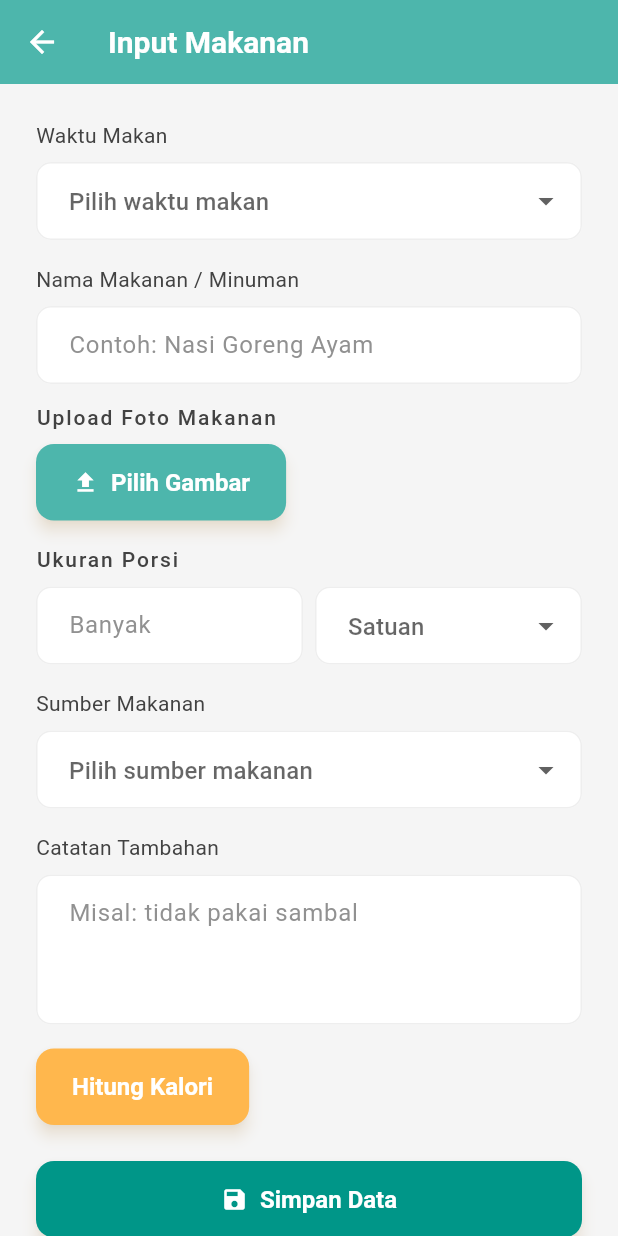
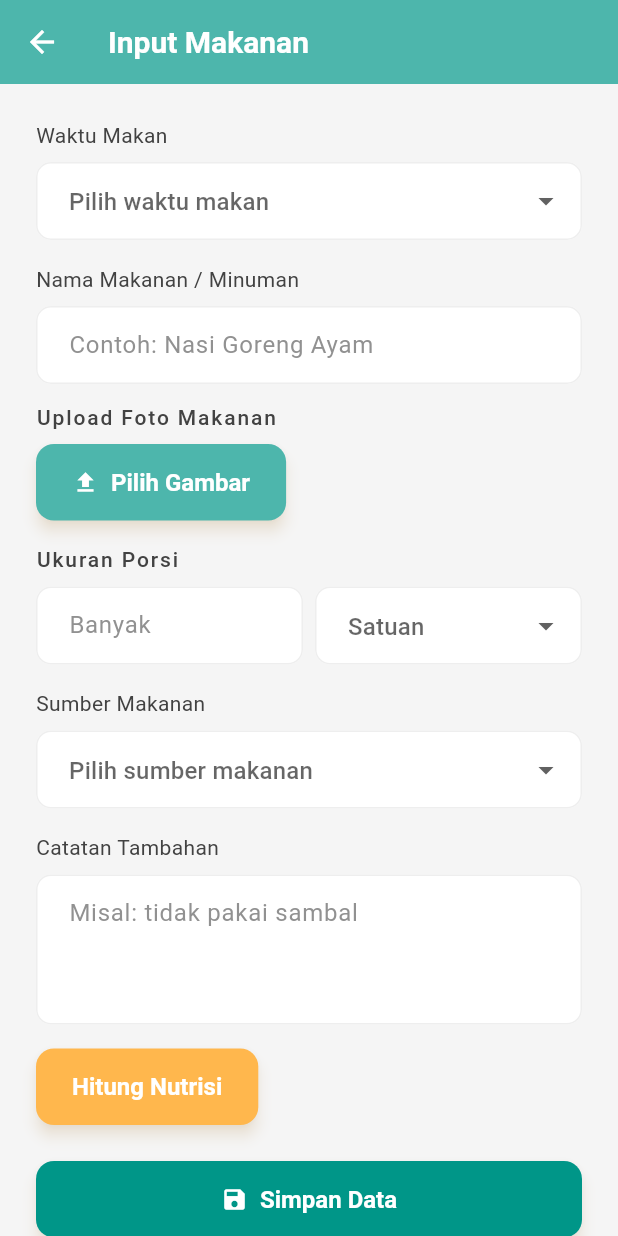
Before and after one commit to ipaddr/MPLJJ25-138-KEL-3, a Flutter app: the InputMakananScreen screen opened by its route, on a phone screen of 412 x 824 dp. Run offline on Flutter 3.47's test engine with Material 3 defaults, Android fonts, the light colour scheme and no system bars; our stand-ins replace cloud_firestore, file_picker, firebase_auth, firebase_core, fl_chart; accounts and stored records are empty.

Commit message:
feat: tambah API untuk makronutrien, berat makanan, dan translate input

```diff
--- a/nutrikita/lib/screens/siswa/input_makanan.dart
+++ b/nutrikita/lib/screens/siswa/input_makanan.dart
@@ -5,6 +5,7 @@ import 'package:flutter/material.dart';
 import 'package:cloud_firestore/cloud_firestore.dart';
 import 'package:firebase_auth/firebase_auth.dart';
 import 'package:http/http.dart' as http;
+import 'package:nutrikita/utils/food_nutrition.dart';
 
 class InputMakananScreen extends StatefulWidget {
   const InputMakananScreen({super.key});
@@ -19,22 +20,39 @@ class _InputMakananScreenState extends State<InputMakananScreen> {
   String? _selectedFoodSource;
   Uint8List? _imageBytes;
   double? kalori;
+  FoodNutrient? foodNutrient;
+  FoodNutrient? userNutrient;
+  String? unitWarning;
 
   final TextEditingController makananController = TextEditingController();
   final TextEditingController porsiController = TextEditingController();
   final TextEditingController catatanController = TextEditingController();
 
   final List<String> _mealTimes = [
-    'Sarapan', 'Makan Siang', 'Makan Malam',
-    'Camilan Pagi', 'Camilan Sore', 'Lainnya',
+    'Sarapan',
+    'Makan Siang',
+    'Makan Malam',
+    'Camilan Pagi',
+    'Camilan Sore',
+    'Lainnya',
   ];
 
   final List<String> _units = [
-    'gram', 'ml', 'porsi', 'buah', 'sendok', 'cup', 'lainnya',
+    'gram',
+    'ml',
+    'porsi',
+    'buah',
+    'sendok',
+    'cup',
+    'lainnya',
   ];
 
   final List<String> _foodSources = [
-    'Homemade', 'Restoran', 'Supermarket', 'Kantin', 'Lainnya',
+    'Homemade',
+    'Restoran',
+    'Supermarket',
+    'Kantin',
+    'Lainnya',
   ];
 
   Future<void> _pickImage() async {
@@ -46,11 +64,25 @@ class _InputMakananScreenState extends State<InputMakananScreen> {
     }
   }
 
-  Future<void> _hitungKalori() async {
+  Future<void> _hitungNutrisi() async {
     final namaMakanan = makananController.text.trim();
-    if (namaMakanan.isEmpty) return;
+    final porsiText = porsiController.text.trim();
+    final satuan = _selectedUnit;
+    if (namaMakanan.isEmpty || porsiText.isEmpty || satuan == null) return;
+
+    double? jumlah;
+    try {
+      jumlah = double.parse(porsiText);
+    } catch (_) {
+      ScaffoldMessenger.of(context).showSnackBar(
+        const SnackBar(content: Text('Jumlah porsi harus berupa angka')),
+      );
+      return;
+    }
 
     try {
+      final translatedName = await translateToEnglish(namaMakanan);
+
       final response = await http.post(
         Uri.parse('https://trackapi.nutritionix.com/v2/natural/nutrients'),
         headers: {
@@ -58,22 +90,31 @@ class _InputMakananScreenState extends State<InputMakananScreen> {
           'x-app-id': '9122dd4c',
           'x-app-key': '767d25a287df998aa5da6767df97ad2f',
         },
-        body: jsonEncode({'query': namaMakanan}),
+        body: jsonEncode({'query': translatedName}),
       );
 
       if (response.statusCode == 200) {
         final data = jsonDecode(response.body);
         final firstFood = data['foods'][0];
+        final baseNutrient = FoodNutrient.fromJson(firstFood);
+        double beratInput = convertToGram(jumlah, satuan);
+        String? warning;
+        if (!unitToGram.containsKey(satuan)) {
+          warning =
+              'Satuan "$satuan" tidak bisa dikonversi otomatis ke gram. Masukkan berat dalam gram untuk hasil akurat.';
+        }
         setState(() {
-          kalori = firstFood['nf_calories']?.toDouble();
+          foodNutrient = baseNutrient;
+          userNutrient = calculateNutrientByWeight(baseNutrient, beratInput);
+          unitWarning = warning;
         });
       } else {
-        throw Exception('Gagal ambil data kalori');
+        throw Exception('Gagal ambil data nutrisi');
       }
     } catch (e) {
-      ScaffoldMessenger.of(context).showSnackBar(
-        SnackBar(content: Text('Gagal hitung kalori: $e')),
-      );
+      ScaffoldMessenger.of(
+        context,
+      ).showSnackBar(SnackBar(content: Text('Gagal hitung nutrisi: $e')));
     }
   }
 
@@ -91,7 +132,8 @@ class _InputMakananScreenState extends State<InputMakananScreen> {
 
     try {
       final user = FirebaseAuth.instance.currentUser;
-      final base64Image = _imageBytes != null ? base64Encode(_imageBytes!) : null;
+      final base64Image =
+          _imageBytes != null ? base64Encode(_imageBytes!) : null;
 
       await FirebaseFirestore.instance.collection('input_makanan').add({
         'uid': user?.uid,
@@ -120,11 +162,14 @@ class _InputMakananScreenState extends State<InputMakananScreen> {
         _selectedFoodSource = null;
         _imageBytes = null;
         kalori = null;
+        foodNutrient = null;
+        userNutrient = null;
+        unitWarning = null;
       });
     } catch (e) {
-      ScaffoldMessenger.of(context).showSnackBar(
-        SnackBar(content: Text('Gagal menyimpan data: $e')),
-      );
+      ScaffoldMessenger.of(
+        context,
+      ).showSnackBar(SnackBar(content: Text('Gagal menyimpan data: $e')));
     }
   }
 
@@ -150,10 +195,21 @@ class _InputMakananScreenState extends State<InputMakananScreen> {
           child: Column(
             crossAxisAlignment: CrossAxisAlignment.start,
             children: [
-              _buildDropdown('Waktu Makan', 'Pilih waktu makan', _selectedMealTime, _mealTimes, (val) => setState(() => _selectedMealTime = val)),
+              _buildDropdown(
+                'Waktu Makan',
+                'Pilih waktu makan',
+                _selectedMealTime,
+                _mealTimes,
+                (val) => setState(() => _selectedMealTime = val),
+              ),
               const SizedBox(height: 16),
 
-              _buildTextField('Nama Makanan / Minuman', 'Contoh: Nasi Goreng Ayam', 1, makananController),
+              _buildTextField(
+                'Nama Makanan / Minuman',
+                'Contoh: Nasi Goreng Ayam',
+                1,
+                makananController,
+              ),
               const SizedBox(height: 12),
 
               Text('Upload Foto Makanan', style: theme.textTheme.labelLarge),
@@ -164,14 +220,21 @@ class _InputMakananScreenState extends State<InputMakananScreen> {
                     onPressed: _pickImage,
                     icon: const Icon(Icons.upload),
                     label: const Text('Pilih Gambar'),
-                    style: ElevatedButton.styleFrom(backgroundColor: Colors.teal[300]),
+                    style: ElevatedButton.styleFrom(
+                      backgroundColor: Colors.teal[300],
+                    ),
                   ),
                   const SizedBox(width: 12),
                   if (_imageBytes != null)
                     ClipRRect(
                       borderRadius: BorderRadius.circular(8),
-                      child: Image.memory(_imageBytes!, width: 100, height: 100, fit: BoxFit.cover),
-                    )
+                      child: Image.memory(
+                        _imageBytes!,
+                        width: 100,
+                        height: 100,
+                        fit: BoxFit.cover,
+                      ),
+                    ),
                 ],
               ),
               const SizedBox(height: 16),
@@ -183,7 +246,10 @@ class _InputMakananScreenState extends State<InputMakananScreen> {
                   Expanded(
                     child: TextFormField(
                       controller: porsiController,
-                      decoration: const InputDecoration(hintText: 'Banyak', border: OutlineInputBorder()),
+                      decoration: const InputDecoration(
+                        hintText: 'Banyak',
+                        border: OutlineInputBorder(),
+                      ),
                       keyboardType: TextInputType.number,
                     ),
                   ),
@@ -191,30 +257,85 @@ class _InputMakananScreenState extends State<InputMakananScreen> {
                   Expanded(
                     child: DropdownButtonFormField<String>(
                       value: _selectedUnit,
-                      items: _units.map((unit) => DropdownMenuItem(value: unit, child: Text(unit))).toList(),
+                      items:
+                          _units
+                              .map(
+                                (unit) => DropdownMenuItem(
+                                  value: unit,
+                                  child: Text(unit),
+                                ),
+                              )
+                              .toList(),
                       onChanged: (val) => setState(() => _selectedUnit = val),
-                      decoration: const InputDecoration(border: OutlineInputBorder(), hintText: 'Satuan'),
+                      decoration: const InputDecoration(
+                        border: OutlineInputBorder(),
+                        hintText: 'Satuan',
+                      ),
                     ),
                   ),
                 ],
               ),
               const SizedBox(height: 16),
 
-              _buildDropdown('Sumber Makanan', 'Pilih sumber makanan', _selectedFoodSource, _foodSources, (val) => setState(() => _selectedFoodSource = val)),
+              _buildDropdown(
+                'Sumber Makanan',
+                'Pilih sumber makanan',
+                _selectedFoodSource,
+                _foodSources,
+                (val) => setState(() => _selectedFoodSource = val),
+              ),
               const SizedBox(height: 16),
 
-              _buildTextField('Catatan Tambahan', 'Misal: tidak pakai sambal', 3, catatanController),
+              _buildTextField(
+                'Catatan Tambahan',
+                'Misal: tidak pakai sambal',
+                3,
+                catatanController,
+              ),
               const SizedBox(height: 16),
 
               ElevatedButton(
-                onPressed: _hitungKalori,
-                style: ElevatedButton.styleFrom(backgroundColor: Colors.orange[300]),
-                child: const Text('Hitung Kalori', style: TextStyle(color: Colors.white)),
+                onPressed: _hitungNutrisi,
+                style: ElevatedButton.styleFrom(
+                  backgroundColor: Colors.orange[300],
+                ),
+                child: const Text(
+                  'Hitung Nutrisi',
+                  style: TextStyle(color: Colors.white),
+                ),
               ),
-              if (kalori != null)
+              if (userNutrient != null)
                 Padding(
                   padding: const EdgeInsets.symmetric(vertical: 8),
-                  child: Text('Estimasi Kalori: ${kalori!.toStringAsFixed(2)} kkal', style: theme.textTheme.bodyMedium),
+                  child: Column(
+                    crossAxisAlignment: CrossAxisAlignment.start,
+                    children: [
+                      Text(
+                        'Estimasi Nutrisi untuk ${userNutrient!.servingWeightGrams.toStringAsFixed(2)} gram:',
+                        style: theme.textTheme.bodyMedium,
+                      ),
+                      Text(
+                        'Kalori: \t${userNutrient!.calories.toStringAsFixed(2)} kkal',
+                      ),
+                      Text(
+                        'Karbohidrat: ${userNutrient!.carbs.toStringAsFixed(2)} g',
+                      ),
+                      Text(
+                        'Lemak: \t${userNutrient!.fat.toStringAsFixed(2)} g',
+                      ),
+                      Text(
+                        'Protein: \t${userNutrient!.protein.toStringAsFixed(2)} g',
+                      ),
+                      if (unitWarning != null)
+                        Padding(
+                          padding: const EdgeInsets.only(top: 8),
+                          child: Text(
+                            unitWarning!,
+                            style: const TextStyle(color: Colors.red),
+                          ),
+                        ),
+                    ],
+                  ),
                 ),
 
               const SizedBox(height: 24),
@@ -234,23 +355,42 @@ class _InputMakananScreenState extends State<InputMakananScreen> {
     );
   }
 
-  Widget _buildDropdown(String label, String hint, String? value, List<String> items, ValueChanged<String?> onChanged) {
+  Widget _buildDropdown(
+    String label,
+    String hint,
+    String? value,
+    List<String> items,
+    ValueChanged<String?> onChanged,
+  ) {
     return Column(
       crossAxisAlignment: CrossAxisAlignment.start,
       children: [
         Text(label),
         const SizedBox(height: 8),
         DropdownButtonFormField<String>(
-          decoration: InputDecoration(hintText: hint, border: const OutlineInputBorder()),
+          decoration: InputDecoration(
+            hintText: hint,
+            border: const OutlineInputBorder(),
+          ),
           value: value,
-          items: items.map((item) => DropdownMenuItem(value: item, child: Text(item))).toList(),
+          items:
+              items
+                  .map(
+                    (item) => DropdownMenuItem(value: item, child: Text(item)),
+                  )
+                  .toList(),
           onChanged: onChanged,
         ),
       ],
     );
   }
 
-  Widget _buildTextField(String label, String hint, int maxLines, TextEditingController controller) {
+  Widget _buildTextField(
+    String label,
+    String hint,
+    int maxLines,
+    TextEditingController controller,
+  ) {
     return Column(
       crossAxisAlignment: CrossAxisAlignment.start,
       children: [
@@ -259,7 +399,10 @@ class _InputMakananScreenState extends State<InputMakananScreen> {
         TextFormField(
           controller: controller,
           maxLines: maxLines,
-          decoration: InputDecoration(hintText: hint, border: const OutlineInputBorder()),
+          decoration: InputDecoration(
+            hintText: hint,
+            border: const OutlineInputBorder(),
+          ),
         ),
       ],
     );
--- /dev/null
+++ b/nutrikita/lib/utils/food_nutrition.dart
@@ -0,0 +1,85 @@
+import 'dart:convert';
+import 'package:http/http.dart' as http;
+
+class FoodNutrient {
+  final String name;
+  final double calories;
+  final double carbs;
+  final double fat;
+  final double protein;
+  final double servingWeightGrams;
+
+  FoodNutrient({
+    required this.name,
+    required this.calories,
+    required this.carbs,
+    required this.fat,
+    required this.protein,
+    required this.servingWeightGrams,
+  });
+
+  factory FoodNutrient.fromJson(Map<String, dynamic> json) {
+    return FoodNutrient(
+      name: json['food_name'] ?? '',
+      calories: (json['nf_calories'] ?? 0).toDouble(),
+      carbs: (json['nf_total_carbohydrate'] ?? 0).toDouble(),
+      fat: (json['nf_total_fat'] ?? 0).toDouble(),
+      protein: (json['nf_protein'] ?? 0).toDouble(),
+      servingWeightGrams: (json['serving_weight_grams'] ?? 1).toDouble(),
+    );
+  }
+}
+
+Map<String, double> unitToGram = {
+  'gram': 1,
+  'ml': 1, // asumsikan 1ml = 1g untuk cairan
+  'porsi': 100,
+  'cup': 50,
+  'sendok': 15,
+  // tambahkan satuan lain sesuai kebutuhan
+};
+
+double convertToGram(double amount, String unit) {
+  if (unitToGram.containsKey(unit)) {
+    return amount * unitToGram[unit]!;
+  }
+  // fallback: jika tidak diketahui, return amount (anggap sudah gram)
+  return amount;
+}
+
+FoodNutrient calculateNutrientByWeight(FoodNutrient base, double userWeight) {
+  double multiplier = userWeight / base.servingWeightGrams;
+  return FoodNutrient(
+    name: base.name,
+    calories: base.calories * multiplier,
+    carbs: base.carbs * multiplier,
+    fat: base.fat * multiplier,
+    protein: base.protein * multiplier,
+    servingWeightGrams: userWeight,
+  );
+}
+
+FoodNutrient parseFoodNutrient(Map<String, dynamic> foodJson) {
+  return FoodNutrient.fromJson(foodJson);
+}
+
+  Future<String> translateToEnglish(String text) async {
+    final url = Uri.parse('http://localhost:3001/translate');
+    final response = await http.post(
+      url,
+      headers: {'Content-Type': 'application/json'},
+      body: jsonEncode({
+        'q': text,
+        'source': 'id',
+        'target': 'en',
+        'format': 'text',
+      }),
+    );
+
+    if (response.statusCode == 200) {
+      final data = jsonDecode(response.body);
+      return data['translatedText'] ?? text;
+    } else {
+      return text;
+    }
+  }
--- a/package.json
+++ b/package.json
@@ -3,5 +3,10 @@
     "autoprefixer": "^10.4.21",
     "postcss": "^8.5.3",
     "tailwindcss": "^4.1.6"
+  },
+  "dependencies": {
+    "cors": "^2.8.5",
+    "express": "^5.1.0",
+    "node-fetch": "^2.7.0"
   }
 }
```
Also changed, not shown: package-lock.json, 3 other files.
